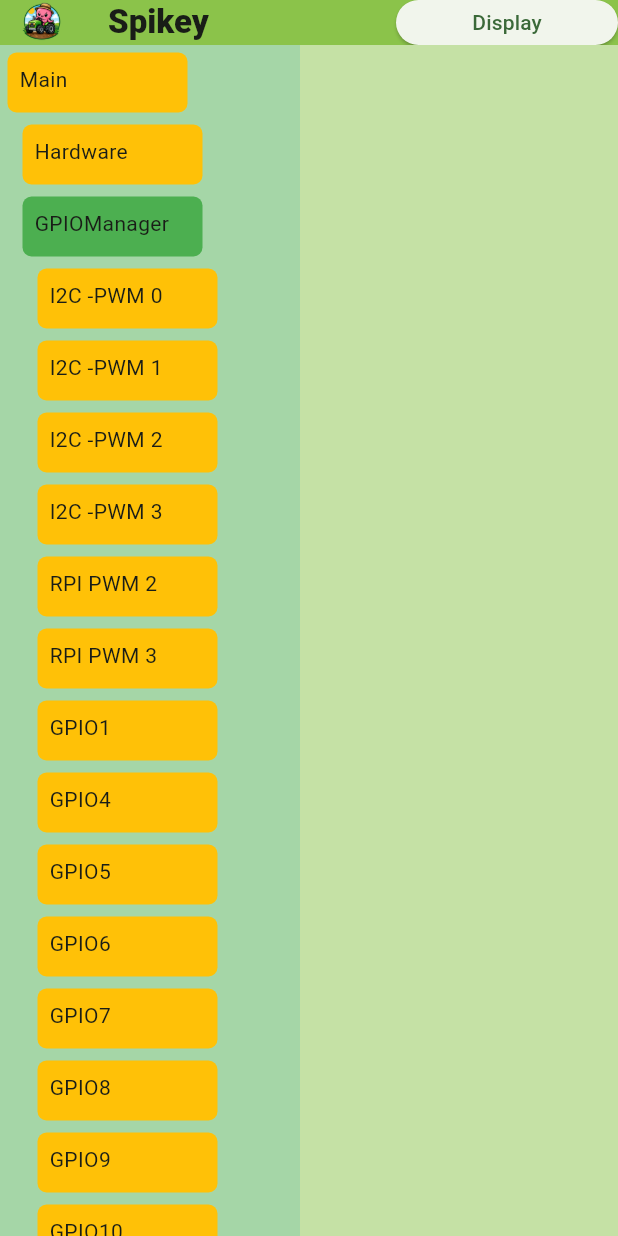
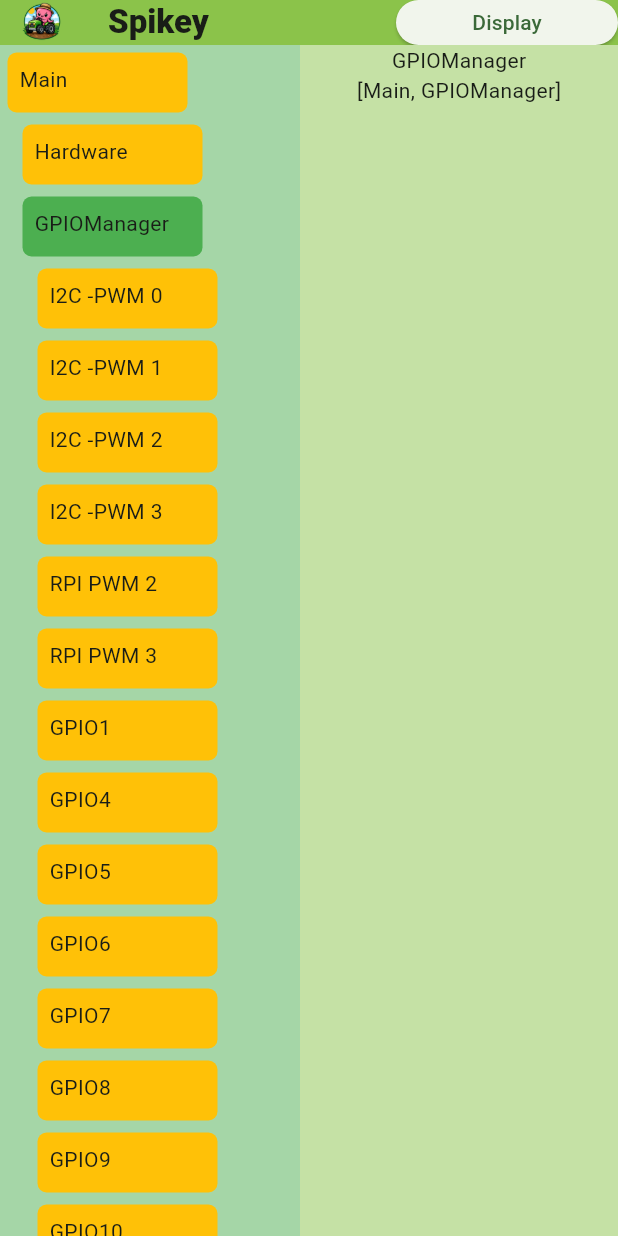
Before and after one commit to LechnerPeter/Spikey, a Flutter app: the screen it shows after launch, after a tap on "Components", after a tap on "Hardware", after a tap on "GPIOManager", on a phone screen of 412 x 824 dp. Run offline on Flutter 3.47's test engine with Material 3 defaults, Android fonts, the phone set to English and light mode, and no system bars; our stand-ins replace flutter_hooks, shared_preferences; missing offline and left inert: dart_periphery; statements that could not run were skipped.

Commit message:
made component tree expand only selected, fixed wrong path in Hardware loader

```diff
--- a/configs/test.json
+++ b/configs/test.json
@@ -1,5 +1,5 @@
 {
-    "name": "ThronStrike",
+    "name": "Hardware",
     "parameter": [
         {
             "name": "Räder",
--- a/lib/components/hardware.dart
+++ b/lib/components/hardware.dart
@@ -25,7 +25,7 @@ class Hardware extends Component {
       initialised.value = false;
       return false;
     }
-    final component = Loader.load(json);
+    final component = Loader.load(json, path.sublist(0, path.length - 1));
     children.addAll(component.children);
     parameter.addAll(component.parameter);
     initialised.value = true;
--- a/lib/components/loader.dart
+++ b/lib/components/loader.dart
@@ -41,7 +41,7 @@ class Loader {
         );
         return Switch(
           name: name,
-          parentPath: path,
+          parentPath: parent,
           parameter: parameter,
           children: children,
           input: input,
@@ -50,7 +50,7 @@ class Loader {
       default:
         return Component(
           name: name,
-          parentPath: path,
+          parentPath: parent,
           parameter: parameter,
           children: children,
         );
--- a/lib/main.dart
+++ b/lib/main.dart
@@ -118,7 +118,7 @@ class _Components extends HookWidget {
 
   @override
   Widget build(BuildContext context) {
-    final selected = useState<Component?>(null);
+    final selected = useState<Component>(Data.instance.main);
     return Row(
       crossAxisAlignment: .start,
       children: [
@@ -133,9 +133,7 @@ class _Components extends HookWidget {
         Expanded(
           child: Container(
             color: Colors.lightGreen.shade200,
-            child: selected.value == null
-                ? Center(child: Text("Nothing selected"))
-                : ComponentView(component: selected.value!),
+            child: ComponentView(component: selected.value),
           ),
         ),
       ],
--- a/lib/widgets/component_tree.dart
+++ b/lib/widgets/component_tree.dart
@@ -1,3 +1,4 @@
+import 'package:flutter/foundation.dart';
 import 'package:flutter/material.dart';
 import 'package:flutter_hooks/flutter_hooks.dart';
 
@@ -11,19 +12,30 @@ class ComponentTree extends HookWidget {
   });
 
   final Component component;
-  final ValueNotifier<Component?> selected;
+  final ValueNotifier<Component> selected;
 
   @override
   Widget build(BuildContext context) {
     useListenable(component.changed);
-    final isSelected = selected.value == component;
+    final selectedC = useValueListenable(selected);
+    final isSelected = selectedC == component;
+    var expanded = false;
+    var subPath = <String>[];
+    if (listEquals(component.path, subPath)) expanded = true;
+    for (var str in selectedC.path) {
+      subPath.add(str);
+      if (listEquals(subPath, component.path)) {
+        expanded = true;
+        break;
+      }
+    }
     return Column(
       spacing: 8,
       crossAxisAlignment: CrossAxisAlignment.start,
       children: [
         InkWell(
           borderRadius: .circular(4),
-          onTap: () => selected.value = isSelected ? null : component,
+          onTap: () => selected.value = component,
           child: AnimatedContainer(
             decoration: BoxDecoration(
               borderRadius: .circular(6),
@@ -33,12 +45,11 @@ class ComponentTree extends HookWidget {
             height: 40,
             padding: .all(8),
             duration: Durations.medium1,
-
             child: Text(component.name),
           ),
         ),
-        // No useValueListenable needed bacause the widget containing expanded does it
-        Row(
+        expanded
+            ? Row(
                 mainAxisAlignment: .start,
                 children: [
                   SizedBox(width: 10),
@@ -50,7 +61,8 @@ class ComponentTree extends HookWidget {
                     ],
                   ),
                 ],
-        ),
+              )
+            : SizedBox(),
       ],
     );
   }
--- a/lib/widgets/component_view.dart
+++ b/lib/widgets/component_view.dart
@@ -13,6 +13,8 @@ class ComponentView extends StatelessWidget {
   Widget build(BuildContext context) {
     return Column(
       children: [
+        Text(component.name),
+        Text(component.path.toString()),
         Wrap(
           children: [for (var fun in component.functions) _Function(fun: fun)],
         ),
```
Also changed, not shown: 1 other file. Lines whose indentation alone changed are shown as unchanged.
